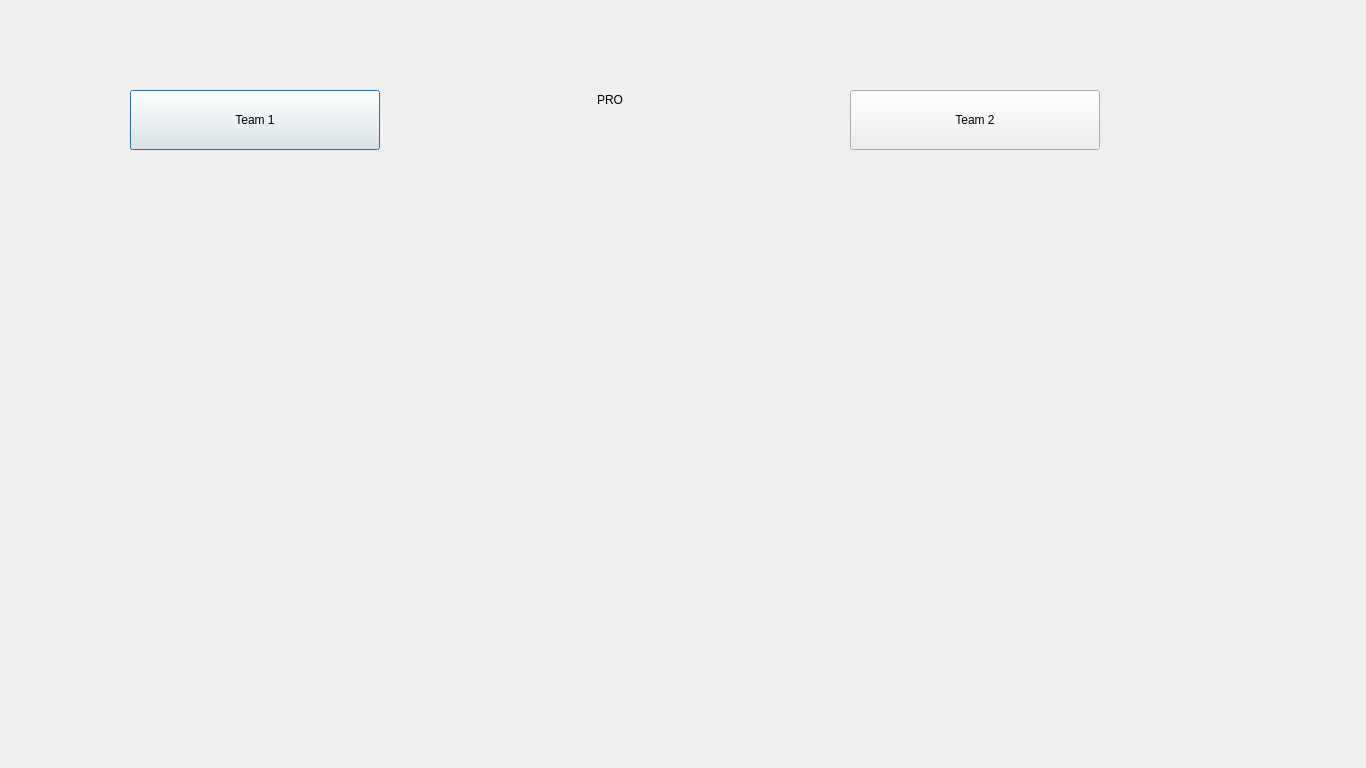
Old version of the form C++GUI/Oracle/predict_pro.ui in the repository epsinenta/The-dota2-predictor.
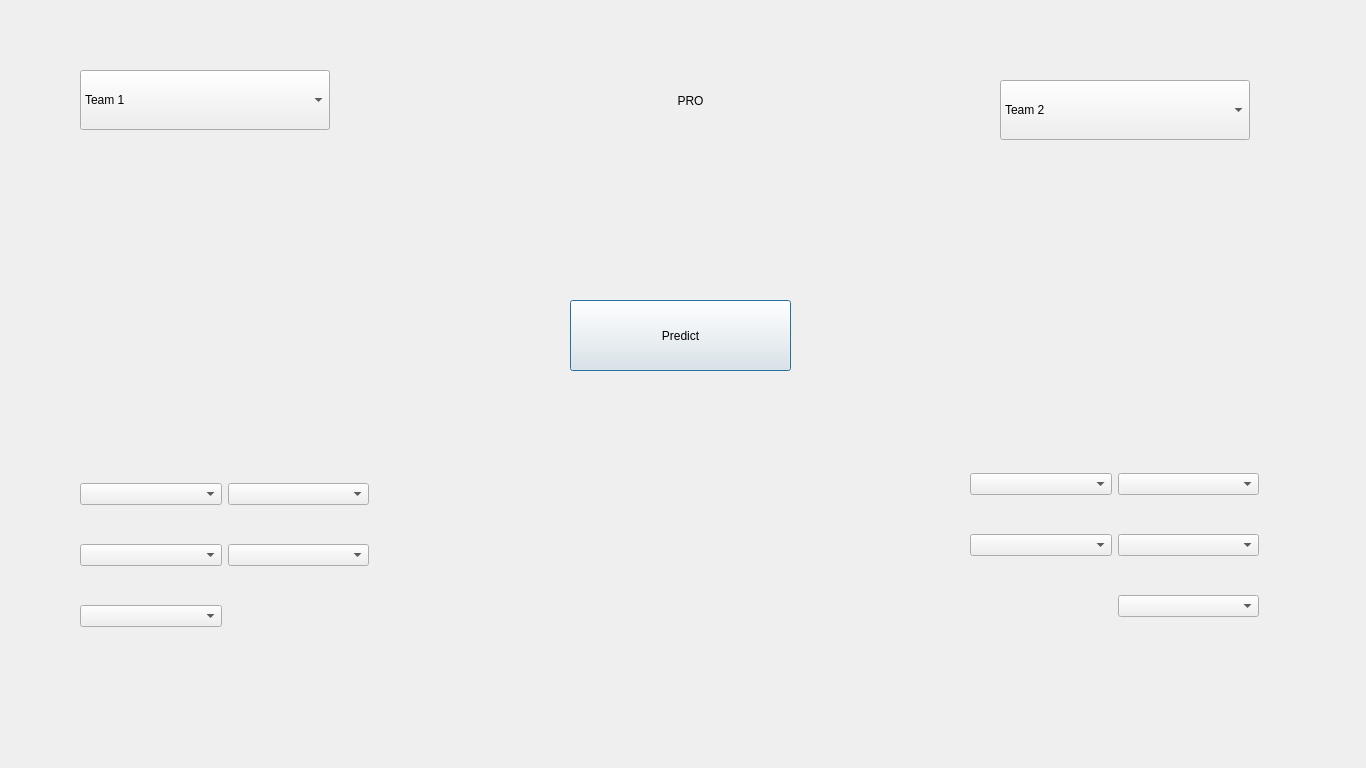
New version of the form.

Diff of the .ui file:
```diff
--- a/C++GUI/Oracle/predict_pro.ui
+++ b/C++GUI/Oracle/predict_pro.ui
@@ -13,13 +13,16 @@
   <property name="windowTitle">
    <string>Dialog</string>
   </property>
+  <property name="styleSheet">
+   <string notr="true"/>
+  </property>
   <widget class="QLabel" name="label_pro">
    <property name="geometry">
     <rect>
-     <x>510</x>
+     <x>580</x>
      <y>60</y>
-     <width>200</width>
-     <height>80</height>
+     <width>221</width>
+     <height>81</height>
     </rect>
    </property>
    <property name="styleSheet">
@@ -33,30 +36,196 @@
     <set>Qt::AlignCenter</set>
    </property>
   </widget>
-  <widget class="QPushButton" name="pushButton">
+  <widget class="QLabel" name="imgT1">
    <property name="geometry">
     <rect>
-     <x>130</x>
-     <y>90</y>
-     <width>250</width>
-     <height>60</height>
+     <x>90</x>
+     <y>160</y>
+     <width>281</width>
+     <height>201</height>
     </rect>
    </property>
    <property name="text">
-    <string>Team 1</string>
+    <string/>
    </property>
   </widget>
-  <widget class="QPushButton" name="pushButton_2">
+  <widget class="QLabel" name="imgT2">
    <property name="geometry">
     <rect>
-     <x>850</x>
-     <y>90</y>
+     <x>960</x>
+     <y>180</y>
+     <width>291</width>
+     <height>201</height>
+    </rect>
+   </property>
+   <property name="text">
+    <string/>
+   </property>
+   <property name="alignment">
+    <set>Qt::AlignCenter</set>
+   </property>
+  </widget>
+  <widget class="QComboBox" name="comboBox1">
+   <property name="geometry">
+    <rect>
+     <x>80</x>
+     <y>70</y>
      <width>250</width>
      <height>60</height>
     </rect>
    </property>
+   <item>
+    <property name="text">
+     <string>Team 1</string>
+    </property>
+   </item>
+   <item>
+    <property name="text">
+     <string>Spirit</string>
+    </property>
+   </item>
+   <item>
+    <property name="text">
+     <string>Liquid</string>
+    </property>
+   </item>
+   <item>
+    <property name="text">
+     <string>NAVI</string>
+    </property>
+   </item>
+  </widget>
+  <widget class="QComboBox" name="comboBox1_2">
+   <property name="geometry">
+    <rect>
+     <x>1000</x>
+     <y>80</y>
+     <width>250</width>
+     <height>60</height>
+    </rect>
+   </property>
+   <item>
+    <property name="text">
+     <string>Team 2</string>
+    </property>
+   </item>
+   <item>
+    <property name="text">
+     <string>BMSTU</string>
+    </property>
+   </item>
+   <item>
+    <property name="text">
+     <string>COOLTEAM</string>
+    </property>
+   </item>
+   <item>
+    <property name="text">
+     <string>Oracle</string>
+    </property>
+   </item>
+  </widget>
+  <widget class="QPushButton" name="predict_button">
+   <property name="geometry">
+    <rect>
+     <x>570</x>
+     <y>300</y>
+     <width>221</width>
+     <height>71</height>
+    </rect>
+   </property>
    <property name="text">
-    <string>Team 2</string>
+    <string>Predict</string>
+   </property>
+  </widget>
+  <widget class="QWidget" name="">
+   <property name="geometry">
+    <rect>
+     <x>80</x>
+     <y>450</y>
+     <width>289</width>
+     <height>211</height>
+    </rect>
+   </property>
+   <layout class="QGridLayout" name="gridLayout">
+    <item row="0" column="1">
+     <widget class="QComboBox" name="cb2"/>
+    </item>
+    <item row="1" column="1">
+     <widget class="QComboBox" name="cb4"/>
+    </item>
+    <item row="1" column="0">
+     <widget class="QComboBox" name="cb3"/>
+    </item>
+    <item row="0" column="0">
+     <widget class="QComboBox" name="cb1"/>
+    </item>
+    <item row="2" column="0">
+     <widget class="QComboBox" name="cb5"/>
+    </item>
+   </layout>
+  </widget>
+  <widget class="QWidget" name="layoutWidget">
+   <property name="geometry">
+    <rect>
+     <x>970</x>
+     <y>440</y>
+     <width>289</width>
+     <height>211</height>
+    </rect>
+   </property>
+   <layout class="QGridLayout" name="gridLayout_2">
+    <item row="0" column="1">
+     <widget class="QComboBox" name="cb2_2"/>
+    </item>
+    <item row="1" column="1">
+     <widget class="QComboBox" name="cb4_2"/>
+    </item>
+    <item row="1" column="0">
+     <widget class="QComboBox" name="cb3_2"/>
+    </item>
+    <item row="0" column="0">
+     <widget class="QComboBox" name="cb1_2"/>
+    </item>
+    <item row="2" column="1">
+     <widget class="QComboBox" name="cb5_2"/>
+    </item>
+   </layout>
+  </widget>
+  <widget class="QLabel" name="predict_team">
+   <property name="geometry">
+    <rect>
+     <x>510</x>
+     <y>420</y>
+     <width>301</width>
+     <height>211</height>
+    </rect>
+   </property>
+   <property name="text">
+    <string/>
+   </property>
+   <property name="alignment">
+    <set>Qt::AlignCenter</set>
+   </property>
+  </widget>
+  <widget class="QLabel" name="winner_label">
+   <property name="geometry">
+    <rect>
+     <x>460</x>
+     <y>660</y>
+     <width>411</width>
+     <height>81</height>
+    </rect>
+   </property>
+   <property name="styleSheet">
+    <string notr="true">font: 900 28pt &quot;Segoe UI Black&quot;;
+color: rgb(0, 0, 0);</string>
+   </property>
+   <property name="text">
+    <string/>
+   </property>
+   <property name="alignment">
+    <set>Qt::AlignCenter</set>
    </property>
   </widget>
  </widget>
```
Left out of the diff: 8 changed lines with no effect on the pictures.
